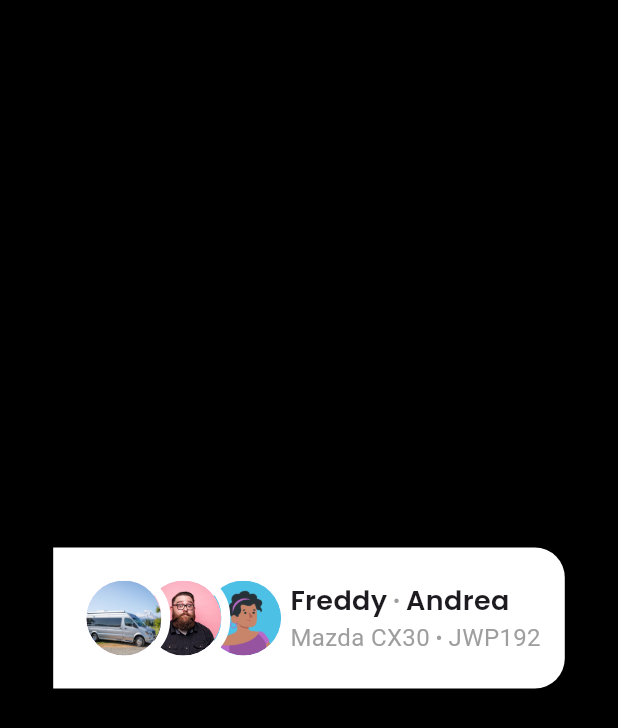
After one commit to Francisco-V98/dashboard_busbanz_practice, a Flutter app: the screen it shows after launch, after a tap on "TimeLine-Header", on a phone screen of 412 x 824 dp. The commit adds this screen. Shown: the top 728 px of the screen. Run offline on Flutter 3.47's test engine with Material 3 defaults, Android fonts, the phone set to English and light mode, and no system bars; our stand-ins replace flutter_riverpod, go_router.

Commit message:
TimeLine-Header

```diff
--- /dev/null
+++ b/lib/TimeLine-Header/time_line_header.dart
@@ -0,0 +1,158 @@
+import 'package:flutter/material.dart';
+
+class TimeLineHeader extends StatelessWidget {
+  const TimeLineHeader({Key? key}) : super(key: key);
+
+  @override
+  Widget build(BuildContext context) {
+    return Scaffold(
+      backgroundColor: Colors.black,
+      body: Center(
+        child: Container(
+          padding: const EdgeInsets.all(16.0),
+          decoration: const BoxDecoration(
+            color: Colors.white,
+            borderRadius: BorderRadius.only(
+              topRight: Radius.circular(20),
+              bottomRight: Radius.circular(20),
+            ),
+          ),
+          child: Row(
+            mainAxisSize: MainAxisSize.min,
+            children: [
+              Stack(
+                children: [
+                  Container(
+                    margin: const EdgeInsets.only(left: 80.0),
+                    decoration: BoxDecoration(
+                      borderRadius: BorderRadius.circular(30.0),
+                      border: Border.all(
+                        color: Colors.white,
+                        width: 6.0, // Grosor del borde
+                      ),
+                    ),
+                    child: const ClipRRect(
+                      borderRadius: BorderRadius.only(
+                        topRight: Radius.circular(30.0),
+                        bottomRight: Radius.circular(30.0),
+                      ),
+                      child: CircleAvatar(
+                        backgroundImage: AssetImage(
+                          'assets/images/imagen_de_andrea.png',
+                        ),
+                        radius: 25.0,
+                      ),
+                    ),
+                  ),
+
+                  Container(
+                    margin: const EdgeInsets.only(left: 40.0),
+                    decoration: BoxDecoration(
+                      borderRadius: BorderRadius.circular(
+                        30.0,
+                      ),
+                      border: Border.all(
+                        color: Colors.white,
+                        width: 6.0,
+                      ),
+                    ),
+                    child: const ClipRRect(
+                      borderRadius: BorderRadius.only(
+                        topRight: Radius.circular(30.0),
+                        bottomRight: Radius.circular(30.0),
+                      ),
+                      child: CircleAvatar(
+                        backgroundImage:
+                            AssetImage('assets/images/imagen_de_conductor.png'),
+                        radius: 25.0,
+                      ),
+                    ),
+                  ),
+                  Container(
+                    decoration: BoxDecoration(
+                      borderRadius: BorderRadius.circular(30.0),
+                      border: Border.all(
+                        color: Colors.white,
+                        width: 6.0,
+                      ),
+                    ),
+                    child: const ClipRRect(
+                      borderRadius: BorderRadius.only(
+                        topLeft: Radius.circular(30.0),
+                        bottomLeft: Radius.circular(30.0),
+                      ),
+                      child: CircleAvatar(
+                        backgroundImage:
+                            AssetImage('assets/images/imagen_de_carro.png'),
+                        radius: 25.0,
+                      ),
+                    ),
+                  ),
+                  // Third CircleAvatar
+                ],
+              ),
+              // Text Information
+              const Column(
+                mainAxisSize: MainAxisSize.min,
+                crossAxisAlignment: CrossAxisAlignment.start,
+                children: [
+                  Row(
+                    mainAxisSize: MainAxisSize.min,
+                    children: [
+                      Text(
+                        'Freddy',
+                        style: TextStyle(
+                          fontFamily: "Poppins",
+                          fontWeight: FontWeight.w600,
+                          fontSize: 18.0,
+                        ),
+                      ),
+                      Text(
+                        ' • ',
+                        style: TextStyle(
+                          color: Colors.grey,
+                        ),
+                      ),
+                      Text(
+                        'Andrea',
+                        style: TextStyle(
+                          fontWeight: FontWeight.w600,
+                          fontSize: 18.0,
+                          fontFamily: "Poppins",
+                        ),
+                      ),
+                    ],
+                  ),
+                  Row(
+                    children: [
+                      Text(
+                        'Mazda CX30',
+                        style: TextStyle(
+                          color: Colors.grey,
+                          fontSize: 16.0,
+                        ),
+                      ),
+                      Text(
+                        ' • ',
+                        style: TextStyle(
+                          color: Colors.grey,
+                        ),
+                      ),
+                      Text(
+                        'JWP192',
+                        style: TextStyle(
+                          color: Colors.grey,
+                          fontSize: 16.0,
+                        ),
+                      ),
+                    ],
+                  ),
+                ],
+              ),
+            ],
+          ),
+        ),
+      ),
+    );
+  }
+}
--- a/lib/config/router/routers.dart
+++ b/lib/config/router/routers.dart
@@ -1,19 +1,25 @@
+import 'package:dashboard_busbanz_practice/TimeLine-Header/time_line_header.dart';
 import 'package:dashboard_busbanz_practice/screens/screens.dart';
 import 'package:flutter_riverpod/flutter_riverpod.dart';
 import 'package:go_router/go_router.dart';
 
-final appRouterProvider = Provider<GoRouter>((ref) {
-  return GoRouter(routes: [
-
+final appRouterProvider = Provider<GoRouter>(
+  (ref) {
+    return GoRouter(
+      routes: [
         GoRoute(
           path: '/',
           builder: (context, state) => const ListComponentsScreen(),
         ),
-
         GoRoute(
           path: '/calendar',
           builder: (context, state) => const CalendarScreen(),
         ),
-
-  ]);
-});
+        GoRoute(
+          path: '/timeLineHeader',
+          builder: (context, state) => const TimeLineHeader(),
+        ),
+      ],
+    );
+  },
+);
--- a/lib/screens/listComponents.dart
+++ b/lib/screens/listComponents.dart
@@ -23,6 +23,11 @@ class _Body extends StatelessWidget {
           title: 'Calendar',
           subTitle: 'Componente Calendar Dashboard',
           location: '/calendar',
+        ),
+        _CustomListTile(
+          title: 'TimeLine-Header',
+          subTitle: 'Componente Calendar Dashboard',
+          location: '/timeLineHeader',
         ),
       ],
     );
```
Also changed, not shown: pubspec.yaml (+35 -19 lines), assets/images/fonts/Roboto-BoldItalic.ttf (added). Lines whose indentation alone changed are shown as unchanged.
